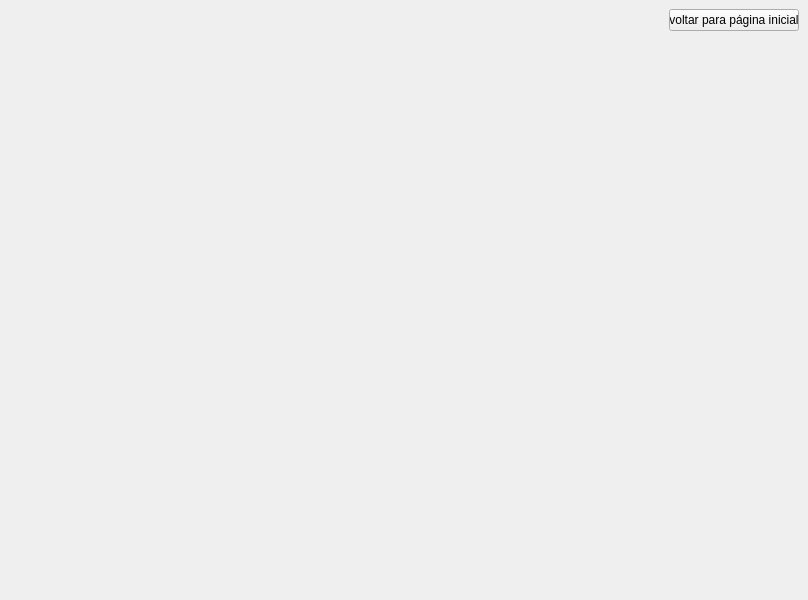
Before: the Qt Designer form App/Desenvolvimento/src/main/python/mainUi.ui in wesleyrodrigues/TCC, drawn with Qt 5.
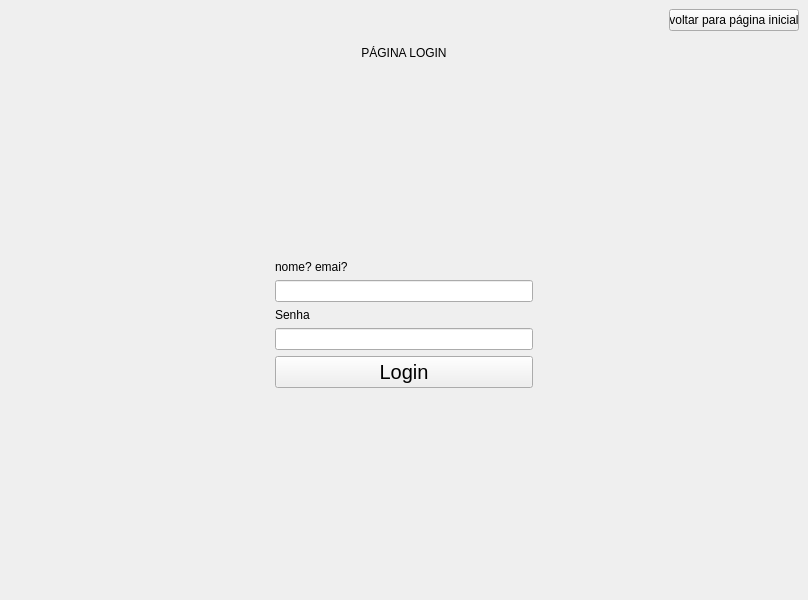
After: the same form once the commit is applied. The open tabs and pages were chosen to show the change.

Commit message: adicionado exemplo de layout de centralização

Patch:
```diff
--- a/App/Desenvolvimento/src/main/python/mainUi.ui
+++ b/App/Desenvolvimento/src/main/python/mainUi.ui
@@ -305,8 +305,127 @@
         </item>
        </layout>
       </widget>
-      <widget class="QWidget" name="pagina_cadastro_aluno"/>
-      <widget class="QWidget" name="pagina_login"/>
+      <widget class="QWidget" name="pagina_login">
+       <layout class="QGridLayout" name="gridLayout_2">
+        <item row="9" column="0">
+         <layout class="QGridLayout" name="gridLayout">
+          <item row="0" column="0">
+           <layout class="QVBoxLayout" name="verticalLayout">
+            <item>
+             <widget class="QLabel" name="label">
+              <property name="text">
+               <string>PÁGINA LOGIN</string>
+              </property>
+              <property name="alignment">
+               <set>Qt::AlignCenter</set>
+              </property>
+             </widget>
+            </item>
+            <item>
+             <spacer name="verticalSpacer">
+              <property name="orientation">
+               <enum>Qt::Vertical</enum>
+              </property>
+              <property name="sizeHint" stdset="0">
+               <size>
+                <width>20</width>
+                <height>40</height>
+               </size>
+              </property>
+             </spacer>
+            </item>
+            <item>
+             <layout class="QHBoxLayout" name="horizontalLayout">
+              <item>
+               <spacer name="horizontalSpacer">
+                <property name="orientation">
+                 <enum>Qt::Horizontal</enum>
+                </property>
+                <property name="sizeHint" stdset="0">
+                 <size>
+                  <width>40</width>
+                  <height>20</height>
+                 </size>
+                </property>
+               </spacer>
+              </item>
+              <item>
+               <layout class="QVBoxLayout" name="verticalLayout_2">
+                <item>
+                 <widget class="QLabel" name="label_2">
+                  <property name="text">
+                   <string>nome? emai?</string>
+                  </property>
+                 </widget>
+                </item>
+                <item>
+                 <widget class="QLineEdit" name="lineEdit"/>
+                </item>
+                <item>
+                 <widget class="QLabel" name="label_3">
+                  <property name="text">
+                   <string>Senha</string>
+                  </property>
+                 </widget>
+                </item>
+                <item>
+                 <widget class="QLineEdit" name="inputsenha">
+                  <property name="echoMode">
+                   <enum>QLineEdit::Password</enum>
+                  </property>
+                 </widget>
+                </item>
+                <item>
+                 <widget class="QPushButton" name="btnAluno">
+                  <property name="font">
+                   <font>
+                    <pointsize>15</pointsize>
+                    <weight>50</weight>
+                    <bold>false</bold>
+                   </font>
+                  </property>
+                  <property name="text">
+                   <string>Login</string>
+                  </property>
+                 </widget>
+                </item>
+               </layout>
+              </item>
+              <item>
+               <spacer name="horizontalSpacer_2">
+                <property name="orientation">
+                 <enum>Qt::Horizontal</enum>
+                </property>
+                <property name="sizeHint" stdset="0">
+                 <size>
+                  <width>40</width>
+                  <height>20</height>
+                 </size>
+                </property>
+               </spacer>
+              </item>
+             </layout>
+            </item>
+            <item>
+             <spacer name="verticalSpacer_2">
+              <property name="orientation">
+               <enum>Qt::Vertical</enum>
+              </property>
+              <property name="sizeHint" stdset="0">
+               <size>
+                <width>20</width>
+                <height>40</height>
+               </size>
+              </property>
+             </spacer>
+            </item>
+           </layout>
+          </item>
+         </layout>
+        </item>
+       </layout>
+      </widget>
+      <widget class="QWidget" name="pagina_escolher_atividades"/>
      </widget>
     </item>
     <item row="0" column="0">
```
Left out of the diff: 10 changed lines with no effect on the pictures. The commit also changes 4 other files.
